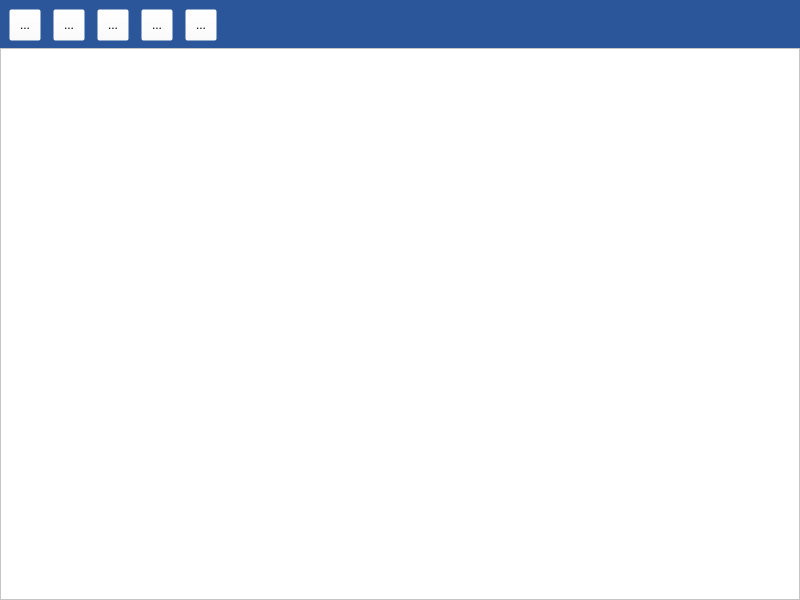
This is src/mainwindow.ui in fengersoft/myreflection as Qt 5 draws it before an edit. The edited form follows.
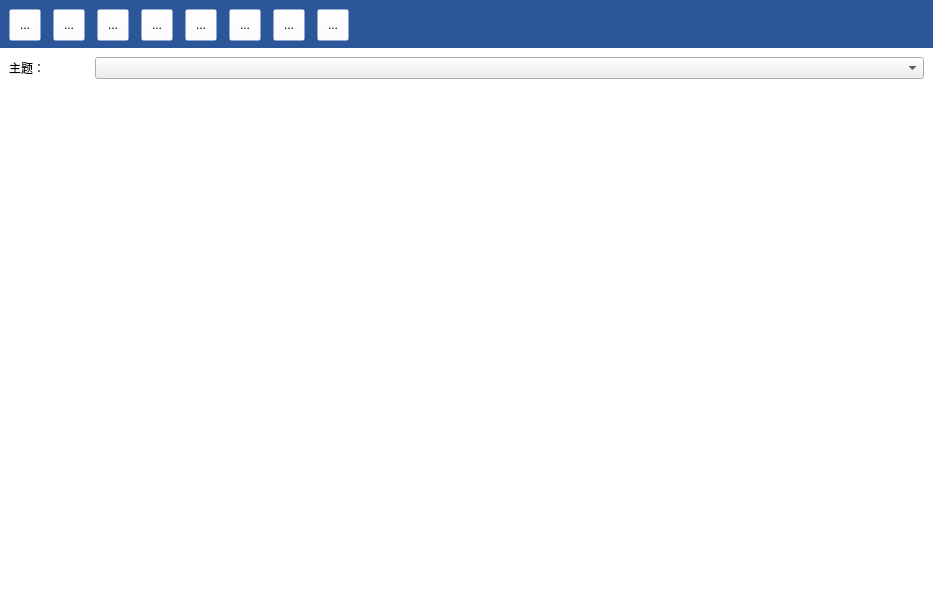
This is the edited form. Icons and pictures are not drawn.

What changed in the file:
```diff
--- a/src/mainwindow.ui
+++ b/src/mainwindow.ui
@@ -6,7 +6,7 @@
    <rect>
     <x>0</x>
     <y>0</y>
-    <width>800</width>
+    <width>933</width>
     <height>600</height>
    </rect>
   </property>
@@ -156,7 +156,82 @@
         </widget>
        </item>
        <item>
-        <widget class="QToolButton" name="toolButton">
+        <widget class="QToolButton" name="btnCount">
+         <property name="minimumSize">
+          <size>
+           <width>32</width>
+           <height>32</height>
+          </size>
+         </property>
+         <property name="toolTip">
+          <string>&lt;html&gt;&lt;head/&gt;&lt;body&gt;&lt;p&gt;统计&lt;/p&gt;&lt;/body&gt;&lt;/html&gt;</string>
+         </property>
+         <property name="text">
+          <string>...</string>
+         </property>
+         <property name="icon">
+          <iconset resource="../app.qrc">
+           <normaloff>:/res/count.png</normaloff>:/res/count.png</iconset>
+         </property>
+         <property name="iconSize">
+          <size>
+           <width>24</width>
+           <height>24</height>
+          </size>
+         </property>
+        </widget>
+       </item>
+       <item>
+        <widget class="QToolButton" name="btnMenu">
+         <property name="minimumSize">
+          <size>
+           <width>32</width>
+           <height>32</height>
+          </size>
+         </property>
+         <property name="text">
+          <string>...</string>
+         </property>
+         <property name="icon">
+          <iconset resource="../app.qrc">
+           <normaloff>:/res/menu.png</normaloff>:/res/menu.png</iconset>
+         </property>
+         <property name="iconSize">
+          <size>
+           <width>24</width>
+           <height>24</height>
+          </size>
+         </property>
+        </widget>
+       </item>
+       <item>
+        <widget class="QToolButton" name="btnOrder">
+         <property name="minimumSize">
+          <size>
+           <width>32</width>
+           <height>32</height>
+          </size>
+         </property>
+         <property name="toolTip">
+          <string>&lt;html&gt;&lt;head/&gt;&lt;body&gt;&lt;p&gt;排序&lt;/p&gt;&lt;/body&gt;&lt;/html&gt;</string>
+         </property>
+         <property name="text">
+          <string>...</string>
+         </property>
+         <property name="icon">
+          <iconset resource="../app.qrc">
+           <normaloff>:/res/order.png</normaloff>:/res/order.png</iconset>
+         </property>
+         <property name="iconSize">
+          <size>
+           <width>24</width>
+           <height>24</height>
+          </size>
+         </property>
+        </widget>
+       </item>
+       <item>
+        <widget class="QToolButton" name="btnSet">
          <property name="minimumSize">
           <size>
            <width>32</width>
@@ -204,7 +279,7 @@
 }</string>
       </property>
       <property name="currentIndex">
-       <number>0</number>
+       <number>3</number>
       </property>
       <widget class="QWidget" name="pageCate">
        <property name="styleSheet">
@@ -264,6 +339,62 @@
         </item>
        </layout>
       </widget>
+      <widget class="QWidget" name="pageRecord">
+       <layout class="QVBoxLayout" name="verticalLayout_4">
+        <property name="leftMargin">
+         <number>0</number>
+        </property>
+        <property name="topMargin">
+         <number>0</number>
+        </property>
+        <property name="rightMargin">
+         <number>0</number>
+        </property>
+        <property name="bottomMargin">
+         <number>0</number>
+        </property>
+        <item>
+         <widget class="QListWidget" name="lvRecord"/>
+        </item>
+       </layout>
+      </widget>
+      <widget class="QWidget" name="pageSet">
+       <layout class="QVBoxLayout" name="verticalLayout_5">
+        <item>
+         <layout class="QHBoxLayout" name="horizontalLayout_2">
+          <item>
+           <widget class="QLabel" name="label">
+            <property name="maximumSize">
+             <size>
+              <width>80</width>
+              <height>16777215</height>
+             </size>
+            </property>
+            <property name="text">
+             <string>主题：</string>
+            </property>
+           </widget>
+          </item>
+          <item>
+           <widget class="QComboBox" name="comboBox"/>
+          </item>
+         </layout>
+        </item>
+        <item>
+         <spacer name="verticalSpacer">
+          <property name="orientation">
+           <enum>Qt::Vertical</enum>
+          </property>
+          <property name="sizeHint" stdset="0">
+           <size>
+            <width>20</width>
+            <height>501</height>
+           </size>
+          </property>
+         </spacer>
+        </item>
+       </layout>
+      </widget>
      </widget>
     </item>
    </layout>
```
Left out of the diff: 12 changed lines with no effect on the pictures.
